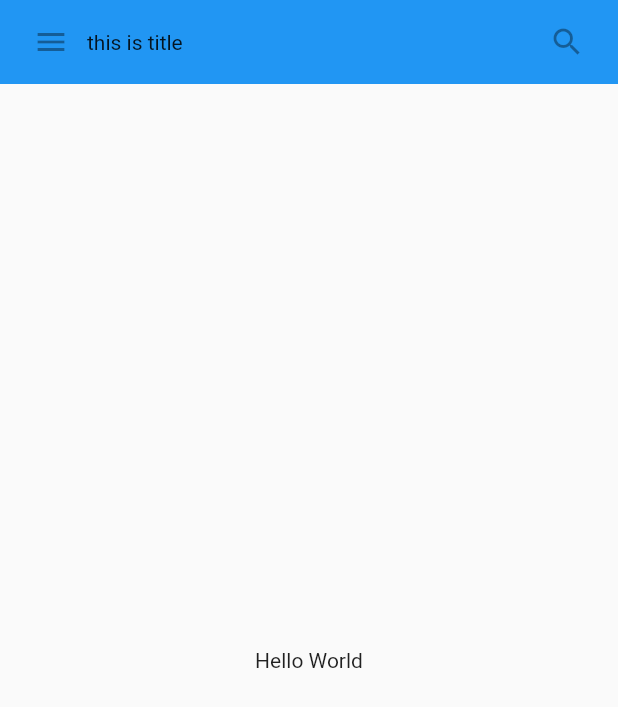
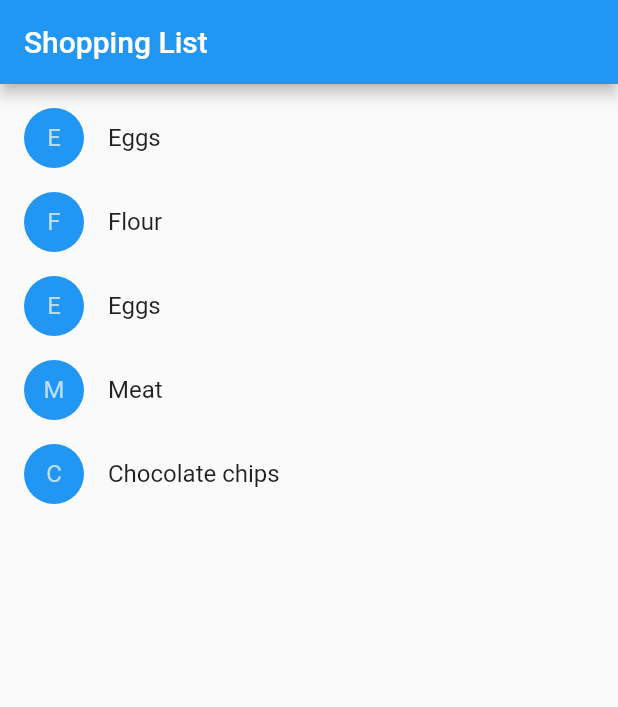
Before and after one commit to HoeYeon/Flutter, a Flutter app: the screen it shows after launch, on a phone screen of 412 x 824 dp. Shown: the top 707 px of the screen. Run offline on Flutter 3.47's test engine with Material 2 defaults, Android fonts, the phone set to English and light mode, and no system bars; our stand-ins replace get, websafe_svg.

Commit message:
[WIP] product list

```diff
--- a/Exercise/starter/lib/main.dart
+++ b/Exercise/starter/lib/main.dart
@@ -1,60 +1,76 @@
 import 'package:flutter/material.dart';
+import 'product.dart';
 
-void main() {
-  runApp(MaterialApp(
-    title: "My app",
-    home: MyScaffold(),
-  ));
+class ShoppingList extends StatefulWidget {
+  const ShoppingList({Key? key, required this.products}) : super(key: key);
+
+  final List<Product> products;
+
+  // The framework calls createState the first time a widget appears at a given
+  // location in the tree. If the parent rebuilds and uses the same type of
+  // widget (with the same key), the framework re-uses the State object
+  // instead of creating a new State object.
+
+  @override
+  ShoppingListState createState() => ShoppingListState();
 }
 
-class MyAppBar extends StatelessWidget {
-  MyAppBar({required this.title});
+class ShoppingListState extends State<ShoppingList> {
+  final Set<Product> _shoppingCart = <Product>{};
 
-  final Widget title;
+  void _handleCartChanged(Product product, bool inCart) {
+    setState(() {
+      // When a user changes what's in the cart, you need to change
+      // _shoppingCart inside a setState call to trigger a rebuild.
+      // The framework then calls build, below,
+      // which updates the visual appearance of the app.
+
+      if (!inCart) {
+        _shoppingCart.add(product);
+      } else {
+        _shoppingCart.remove(product);
+      }
+    });
+  }
 
   @override
   Widget build(BuildContext context) {
-    return Container(
-        height: 56.0,
-        padding: const EdgeInsets.symmetric(horizontal: 10.0),
-        decoration: BoxDecoration(color: Colors.blue[500]),
-        child: Row(
-          children: [
-            IconButton(
-              icon: Icon(Icons.menu),
-              tooltip: 'Navigation menu',
-              onPressed: null,
-            ),
-            Expanded(
-              child: title,
-            ),
-            IconButton(
-              icon: Icon(Icons.search),
-              tooltip: 'Search',
-              onPressed: null,
-            )
-          ],
-        ));
+    return Scaffold(
+      appBar: AppBar(
+        title: const Text('Shopping List'),
+      ),
+      body: ListView(
+        padding: const EdgeInsets.symmetric(vertical: 8.0),
+        children: widget.products.map((Product product) {
+          print(product.name);
+          print(product.hashCode);
+          return ShoppingListItem(
+            product: product,
+            inCart: _shoppingCart.contains(product),
+            onCartChanged: _handleCartChanged,
+          );
+        }).toList(),
+      ),
+    );
   }
 }
 
-class MyScaffold extends StatelessWidget {
-  const MyScaffold({super.key});
+void main() {
+  print("hashCode in Main-------");
+  print(Product(name: 'Eggs').hashCode);
+  print(Product(name: 'Eggs').hashCode);
+  print("-----------------------");
 
-  @override
-  Widget build(BuildContext context) {
-    return Material(
-        child: Column(
-      children: [
-        MyAppBar(
-          title: Text("this is title"),
-        ),
-        Expanded(
-          child: Center(
-            child: Text("Hello World"),
-          ),
-        )
+  runApp(const MaterialApp(
+    title: 'Shopping App',
+    home: ShoppingList(
+      products: <Product>[
+        Product(name: 'Eggs'),
+        Product(name: 'Flour'),
+        Product(name: 'Eggs'),
+        Product(name: 'Meat'),
+        Product(name: 'Chocolate chips'),
       ],
-    ));
-  }
+    ),
+  ));
 }
--- /dev/null
+++ b/Exercise/starter/lib/product.dart
@@ -0,0 +1,51 @@
+import 'package:flutter/material.dart';
+
+class Product {
+  const Product({required this.name});
+  final String name;
+}
+
+typedef CartChangedCallback = void Function(Product product, bool inCart);
+
+class ShoppingListItem extends StatelessWidget {
+  ShoppingListItem({
+    required this.product,
+    required this.inCart,
+    required this.onCartChanged,
+  }) : super(key: ObjectKey(product));
+
+  final Product product;
+  final bool inCart;
+  final CartChangedCallback onCartChanged;
+
+  Color _getColor(BuildContext context) {
+    // The theme depends on the BuildContext because different parts of the tree
+    // can have different themes.  The BuildContext indicates where the build is
+    // taking place and therefore which theme to use.
+
+    return inCart ? Colors.black54 : Theme.of(context).primaryColor;
+  }
+
+  TextStyle? _getTextStyle(BuildContext context) {
+    if (!inCart) return null;
+
+    return const TextStyle(
+      color: Colors.black54,
+      decoration: TextDecoration.lineThrough,
+    );
+  }
+
+  @override
+  Widget build(BuildContext context) {
+    return ListTile(
+      onTap: () {
+        onCartChanged(product, inCart);
+      },
+      leading: CircleAvatar(
+        backgroundColor: _getColor(context),
+        child: Text(product.name[0]),
+      ),
+      title: Text(product.name, style: _getTextStyle(context)),
+    );
+  }
+}
```
